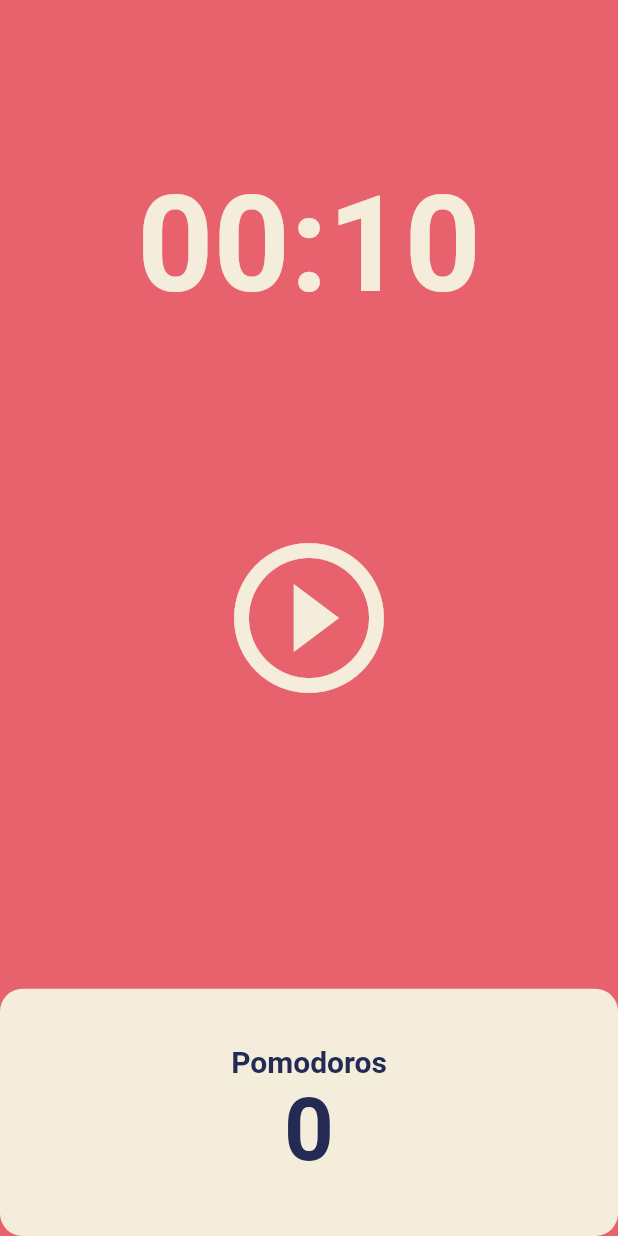
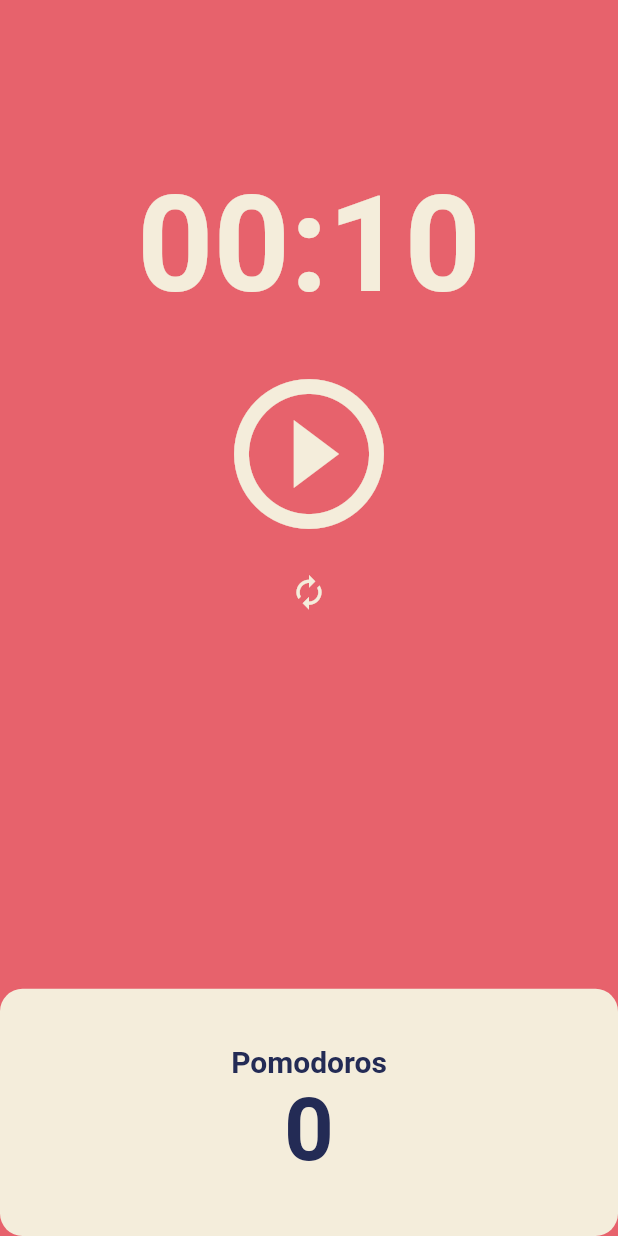
Before and after one commit to JadeKim042386/flutter-tutorial, a Flutter app: the screen it shows after launch, on a phone screen of 412 x 824 dp. Run offline on Flutter 3.47's test engine with Material 2 defaults, Android fonts, the phone set to English and light mode, and no system bars.

Commit message:
Reset Button 추가

```diff
--- a/lib/screens/home_screen.dart
+++ b/lib/screens/home_screen.dart
@@ -48,6 +48,14 @@ class _HomeScreenState extends State<HomeScreen> {
     });
   }
 
+  void onResetPressed() {
+    timer.cancel();
+    setState(() {
+      isRunning = false;
+      totalSeconds = twentyFiveMinutes;
+    });
+  }
+
   @override
   Widget build(BuildContext context) {
     return Scaffold(
@@ -73,17 +81,27 @@ class _HomeScreenState extends State<HomeScreen> {
               )),
           Flexible(
               flex: 3,
-            child: Center(
-              child: IconButton(
+              child: Transform.translate(
+                  offset: const Offset(0, 70),
+                  child: Column(
+                      crossAxisAlignment: CrossAxisAlignment.center,
+                      children: [
+                        IconButton(
                           iconSize: 120,
                           color: Theme.of(context).cardColor,
-                onPressed: isRunning ? onPausePressed : onStartPressed,
+                          onPressed:
+                              isRunning ? onPausePressed : onStartPressed,
                           icon: Icon(isRunning
                               ? Icons.pause_circle_outline
                               : Icons.play_circle_outline),
                         ),
+                        IconButton(
+                          iconSize: 25,
+                          color: Theme.of(context).cardColor,
+                          onPressed: onResetPressed,
+                          icon: const Icon(Icons.autorenew),
                         ),
-          ),
+                      ]))),
           Flexible(
               flex: 1,
               child: Row(
```
Lines whose indentation alone changed are shown as unchanged.
